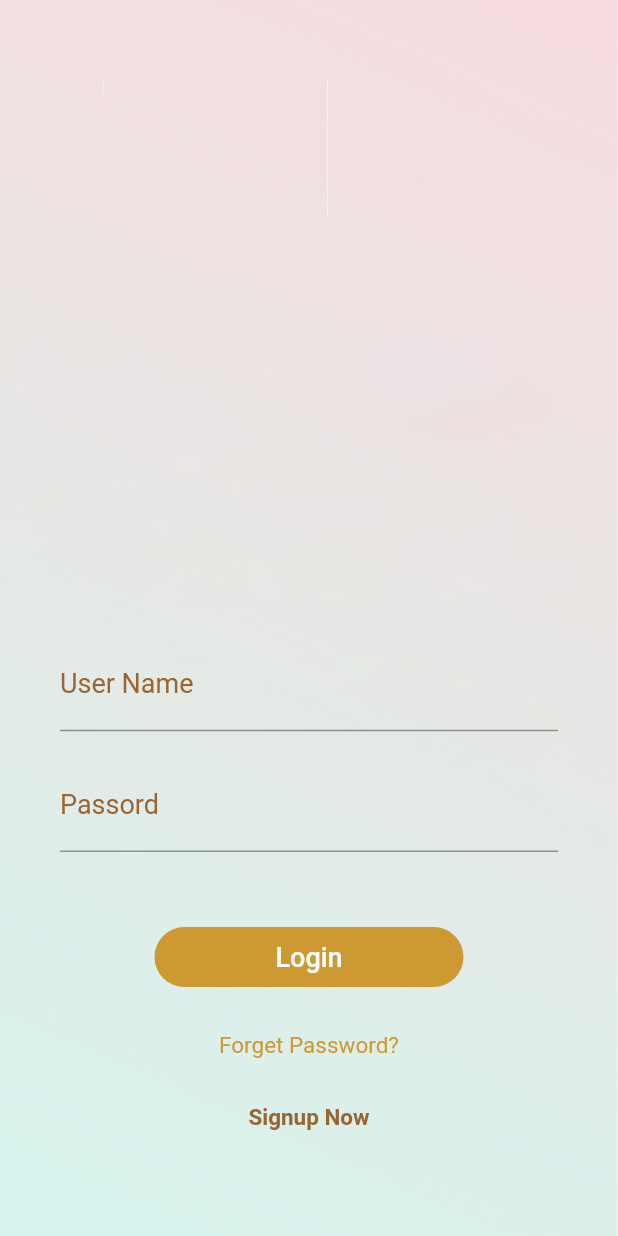
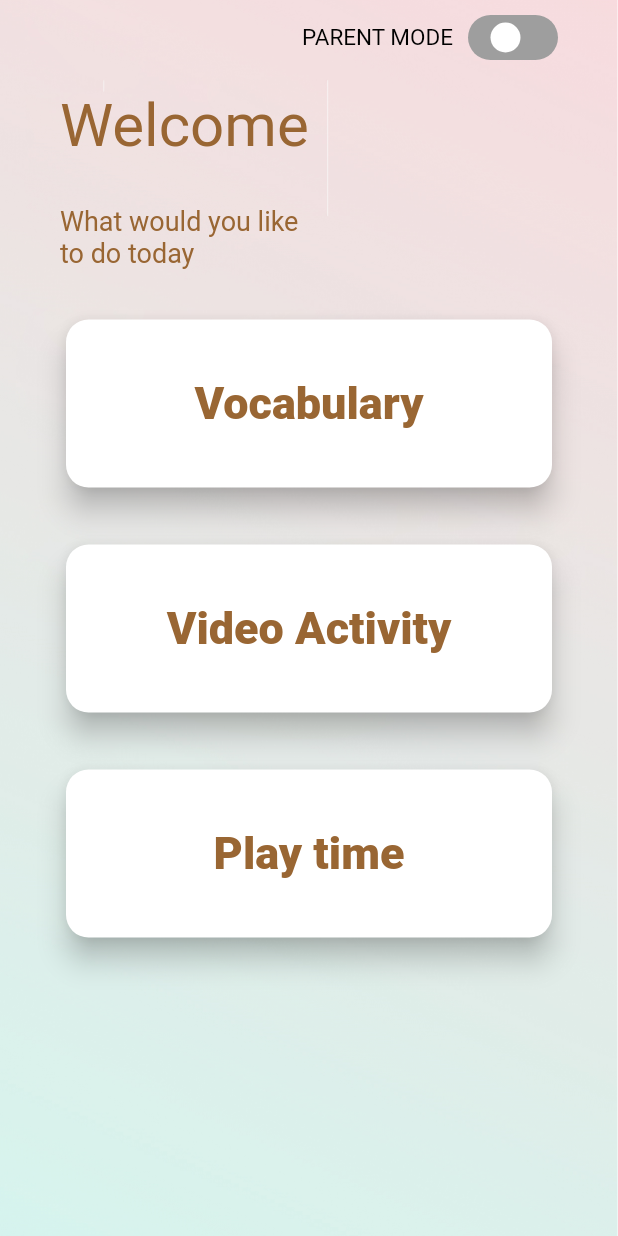
Before and after one commit to nadeeshapathiraja/asd_app_flutter, a Flutter app: the screen it shows after launch, after a tap on "Login", on a phone screen of 412 x 824 dp. Run offline on Flutter 3.47's test engine with Material 2 defaults, Android fonts, the phone set to English and light mode, and no system bars; drawn by our look-alikes of flutter_switch.

Commit message:
home page done

```diff
--- a/analysis_options.yaml
+++ b/analysis_options.yaml
@@ -7,7 +7,7 @@
 
 # The following line activates a set of recommended lints for Flutter apps,
 # packages, and plugins designed to encourage good coding practices.
-include: package:flutter_lints/flutter.yaml
+#include: package:flutter_lints/flutter.yaml
 
 linter:
   # The lint rules applied to this project can be customized in the
@@ -24,6 +24,5 @@ linter:
   rules:
     # avoid_print: false  # Uncomment to disable the `avoid_print` rule
     # prefer_single_quotes: true  # Uncomment to enable the `prefer_single_quotes` rule
-
 # Additional information about this file can be found at
 # https://dart.dev/guides/language/analysis-options
--- a/lib/utils/app_colors.dart
+++ b/lib/utils/app_colors.dart
@@ -4,3 +4,4 @@ const primaryColor = Color(0xffcc9933);
 const darkColor = Color(0xff996633);
 const kwhite = Colors.white;
 const kBlack = Colors.black;
+const activeColor = Color(0xff4dff4d);
--- a/lib/views/authentication/login_screen/login_screen.dart
+++ b/lib/views/authentication/login_screen/login_screen.dart
@@ -7,6 +7,7 @@ import 'package:game_app/utils/constants.dart';
 import 'package:game_app/utils/util_functions.dart';
 import 'package:game_app/views/authentication/register_screens/screen_one.dart';
 import 'package:game_app/views/authentication/reset_pasword_screen/frogot_passord_screen.dart';
+import 'package:game_app/views/home_screen/home_screen.dart';
 
 class LogInScreen extends StatefulWidget {
   const LogInScreen({Key? key}) : super(key: key);
@@ -50,7 +51,9 @@ class _LogInScreenState extends State<LogInScreen> {
                 CustomButton(
                   size: size,
                   textValue: "Login",
-                  onTap: () {},
+                  onTap: () {
+                    UtilFunction.navigateTo(context, HomeScreen());
+                  },
                 ),
                 const SizedBox(height: 30),
                 InkWell(
--- /dev/null
+++ b/lib/views/home_screen/home_screen.dart
@@ -0,0 +1,104 @@
+import 'package:flutter/material.dart';
+import 'package:game_app/components/custom_text.dart';
+import 'package:game_app/utils/app_colors.dart';
+import 'package:game_app/utils/constants.dart';
+import 'package:game_app/views/home_screen/widgets/activity_card.dart';
+import 'package:flutter_switch/flutter_switch.dart';
+
+class HomeScreen extends StatefulWidget {
+  const HomeScreen({Key? key}) : super(key: key);
+
+  @override
+  _HomeScreenState createState() => _HomeScreenState();
+}
+
+class _HomeScreenState extends State<HomeScreen> {
+  bool status = false;
+  @override
+  Widget build(BuildContext context) {
+    final size = MediaQuery.of(context).size;
+    return Scaffold(
+      body: SingleChildScrollView(
+        child: Container(
+          width: size.width,
+          height: size.height,
+          decoration: BoxDecoration(
+            image: DecorationImage(
+              image: AssetImage(Constants.imageAssets("bg.jpg")),
+              fit: BoxFit.cover,
+            ),
+          ),
+          child: SafeArea(
+            child: Padding(
+              padding: const EdgeInsets.only(
+                left: 40.0,
+                right: 40.0,
+                top: 10.0,
+              ),
+              child: Column(
+                crossAxisAlignment: CrossAxisAlignment.start,
+                children: [
+                  Row(
+                    mainAxisAlignment: MainAxisAlignment.end,
+                    children: [
+                      CustomText(text: "PARENT MODE"),
+                      SizedBox(width: 10),
+                      FlutterSwitch(
+                        width: 60.0,
+                        height: 30.0,
+                        toggleSize: 40.0,
+                        value: status,
+                        borderRadius: 30.0,
+                        padding: 5.0,
+                        activeColor: activeColor,
+                        onToggle: (val) {
+                          setState(() {
+                            status = val;
+                          });
+                        },
+                      ),
+                    ],
+                  ),
+                  const SizedBox(height: 20),
+                  const CustomText(
+                    text: "Welcome",
+                    fontsize: 40,
+                    color: darkColor,
+                  ),
+                  const SizedBox(height: 30),
+                  const CustomText(
+                    text: "What would you like\nto do today",
+                    fontsize: 18,
+                    color: darkColor,
+                  ),
+                  const SizedBox(height: 30),
+                  Column(
+                    children: [
+                      ActivityCard(
+                        size: size,
+                        onTap: () {},
+                        title: "Vocabulary",
+                      ),
+                      SizedBox(height: 30),
+                      ActivityCard(
+                        size: size,
+                        onTap: () {},
+                        title: "Video Activity",
+                      ),
+                      SizedBox(height: 30),
+                      ActivityCard(
+                        size: size,
+                        onTap: () {},
+                        title: "Play time",
+                      ),
+                    ],
+                  )
+                ],
+              ),
+            ),
+          ),
+        ),
+      ),
+    );
+  }
+}
--- /dev/null
+++ b/lib/views/home_screen/widgets/activity_card.dart
@@ -0,0 +1,45 @@
+import 'package:flutter/material.dart';
+import 'package:game_app/components/custom_text.dart';
+import 'package:game_app/utils/app_colors.dart';
+
+class ActivityCard extends StatelessWidget {
+  const ActivityCard({
+    Key? key,
+    required this.size,
+    required this.onTap,
+    required this.title,
+  }) : super(key: key);
+
+  final Size size;
+  final Function() onTap;
+  final String title;
+
+  @override
+  Widget build(BuildContext context) {
+    return InkWell(
+      onTap: onTap,
+      child: Container(
+        height: 120,
+        width: size.width,
+        child: Card(
+          shape: RoundedRectangleBorder(
+            borderRadius: BorderRadius.circular(15.0),
+          ),
+          color: kwhite,
+          elevation: 8,
+          child: Column(
+            mainAxisAlignment: MainAxisAlignment.center,
+            children: [
+              CustomText(
+                text: title,
+                fontsize: 30,
+                fontWeight: FontWeight.w900,
+                color: darkColor,
+              )
+            ],
+          ),
+        ),
+      ),
+    );
+  }
+}
```
Also changed, not shown: pubspec.yaml (+11 -6 lines), assets/images/logo.png (added), pubspec.lock, 22 other files.
